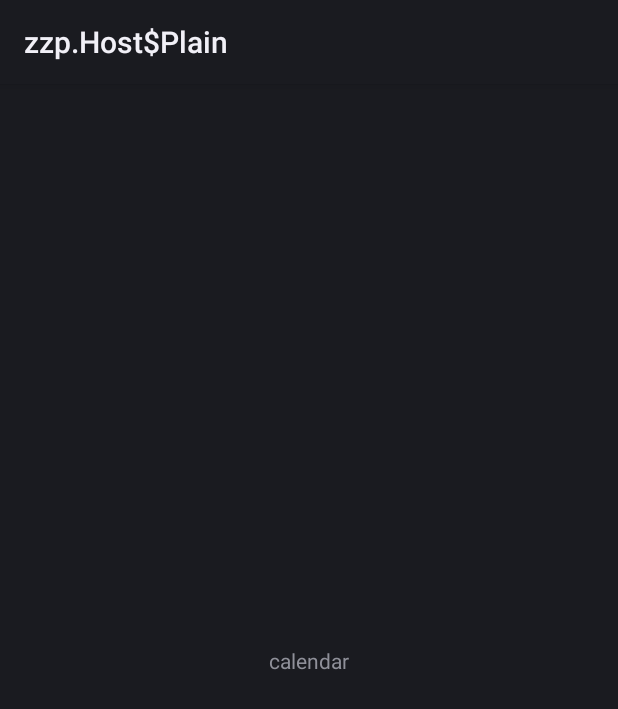
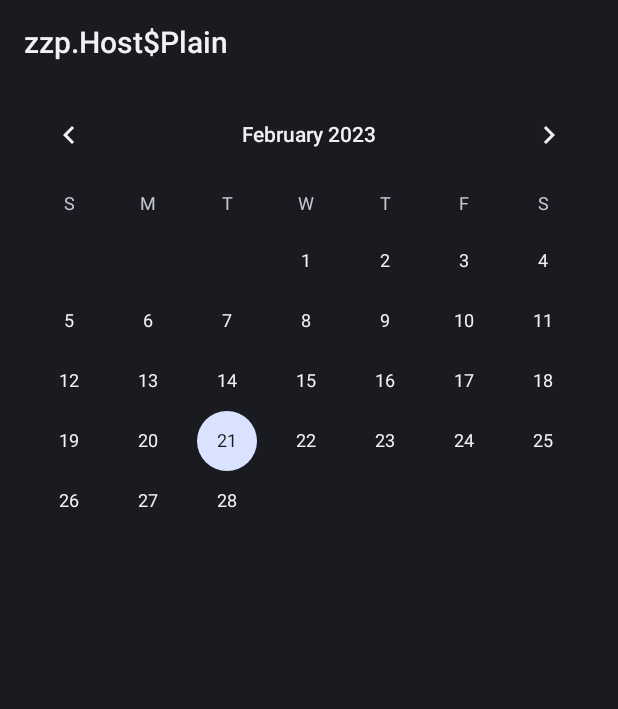
Before and after one commit to twaun95/Planner, an Android app: the fragment CalendarFragment shown on its own in the app's theme, on a phone screen of 412 x 824 dp. Shown: the top 709 px of the screen. Run offline under Robolectric (Android 15) with nearby library versions, the light colour scheme and no system bars; our stand-ins replace Dagger/Hilt's generated code, Timber, data binding.

Commit message:
test : Calendar

```diff
--- a/build.gradle.kts
+++ b/build.gradle.kts
@@ -1,3 +1,5 @@
+
+
 // Top-level build file where you can add configuration options common to all sub-projects/modules.
 buildscript {
     repositories {
@@ -15,6 +17,7 @@ allprojects {
     repositories {
         google()
         mavenCentral()
+        maven { url = uri("https://jitpack.io") }
     }
 }
 
--- a/buildSrc/src/main/java/Dependencies.kt
+++ b/buildSrc/src/main/java/Dependencies.kt
@@ -43,4 +43,5 @@ object Libraries {
     const val TIMBER                      = "com.jakewharton.timber:timber:${Versions.TIMBER}"
     const val LOTTIE                      = "com.airbnb.android:lottie:${Versions.LOTTIE}"
     const val LEAK_CANARY                 = "com.squareup.leakcanary:leakcanary-android:${Versions.LEAK_CANARY}"
+
 }
--- a/presentation/build.gradle.kts
+++ b/presentation/build.gradle.kts
@@ -63,4 +63,5 @@ dependencies {
 
     implementation(Libraries.TIMBER)
     implementation(Libraries.LOTTIE)
+
 }
--- a/presentation/src/main/java/com/twaun95/presentation/ui/calendar/CalendarFragment.kt
+++ b/presentation/src/main/java/com/twaun95/presentation/ui/calendar/CalendarFragment.kt
@@ -1,15 +1,29 @@
 package com.twaun95.presentation.ui.calendar
 
+import android.widget.CalendarView
 import androidx.fragment.app.viewModels
 import com.twaun95.presentation.R
 import com.twaun95.presentation.base.BaseFragment
 import com.twaun95.presentation.databinding.FragmentCalendarBinding
 import dagger.hilt.android.AndroidEntryPoint
+import timber.log.Timber
 
 @AndroidEntryPoint
 class CalendarFragment : BaseFragment<FragmentCalendarBinding, CalendarFragmentViewModel>(R.layout.fragment_calendar) {
     override val fragmentVM: CalendarFragmentViewModel by viewModels<CalendarFragmentViewModel>()
 
+    override fun setEvent() {
+        super.setEvent()
+        binding.viewCalendar.setOnDateChangeListener(object : CalendarView.OnDateChangeListener{
+            override fun onSelectedDayChange(p0: CalendarView, year: Int, month: Int, day: Int) {
+                Timber.d("${year}년 ${month}월 ${day}일")
+            }
+
+        })
+    }
+
+
+
     companion object {
         fun newInstance() : CalendarFragment = CalendarFragment()
     }
--- a/presentation/src/main/res/layout/fragment_calendar.xml
+++ b/presentation/src/main/res/layout/fragment_calendar.xml
@@ -11,15 +11,10 @@
         android:layout_width="match_parent"
         android:layout_height="match_parent">
 
-        <TextView
-            android:id="@+id/textView"
-            android:layout_width="wrap_content"
+        <CalendarView
+            android:id="@+id/view_calendar"
+            android:layout_width="match_parent"
             android:layout_height="wrap_content"
-            android:text="calendar"
-            app:layout_constraintBottom_toBottomOf="parent"
-            app:layout_constraintEnd_toEndOf="parent"
-            app:layout_constraintHorizontal_bias="0.5"
-            app:layout_constraintStart_toStartOf="parent"
-            app:layout_constraintTop_toTopOf="parent" />
+            app:layout_constraintTop_toTopOf="parent"/>
     </androidx.constraintlayout.widget.ConstraintLayout>
 </layout>
--- a/settings.gradle.kts
+++ b/settings.gradle.kts
@@ -1,3 +1,5 @@
+
+
 rootProject.name = "GymPlanner"
 include(":app")
 include(":presentation")
```
